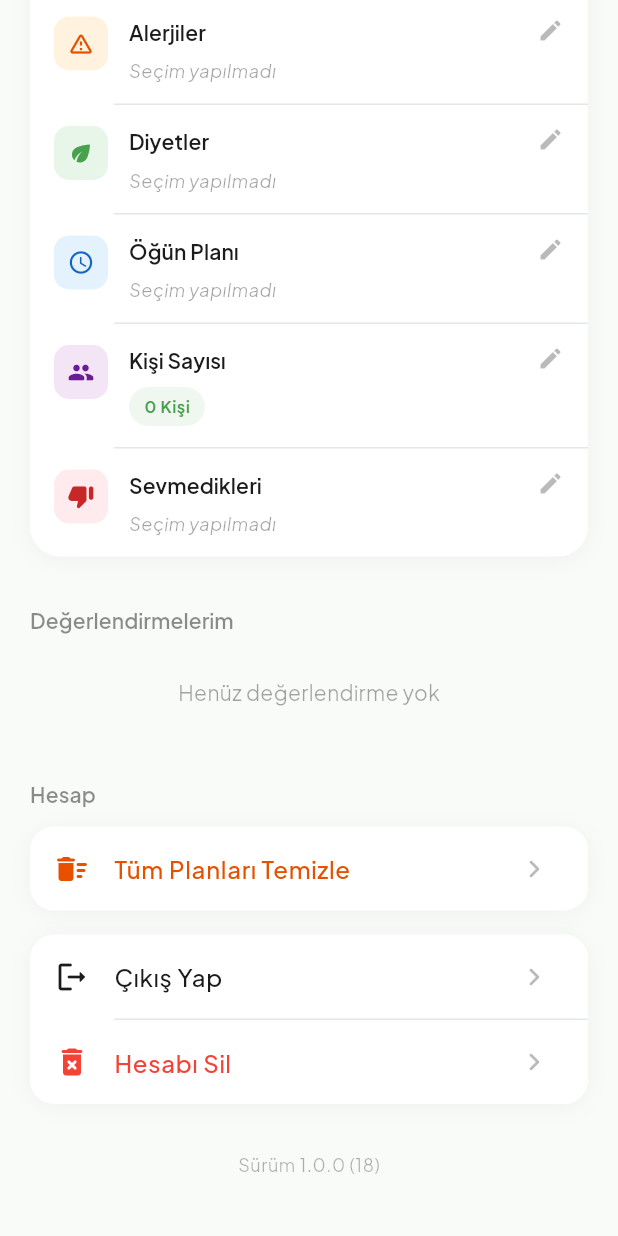
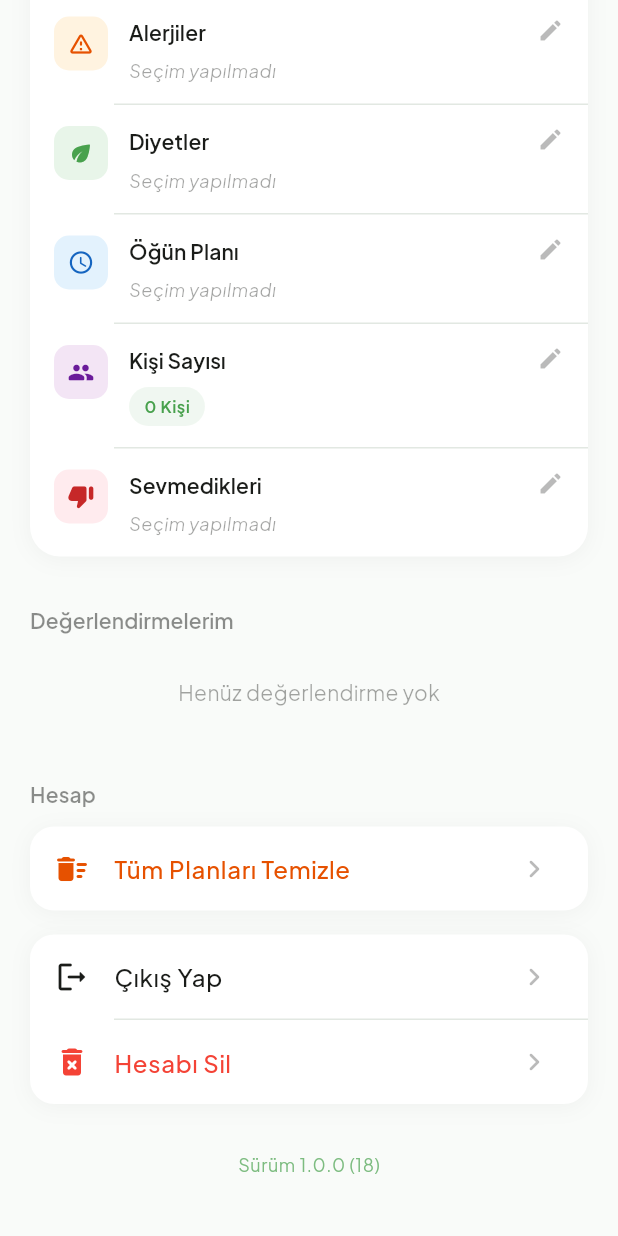
Before and after one commit to anielyavuz/ceptesef, a Flutter app: the ProfileScreen screen opened directly, scrolled down 617 dp, on a phone screen of 412 x 824 dp. Run offline on Flutter 3.47's test engine with Material 3 defaults, Android fonts, the phone set to English and light mode, and no system bars; our stand-ins replace cloud_firestore, firebase_auth, firebase_core, firebase_messaging, flutter_local_notifications, google_fonts and 6 more; accounts and stored records are empty; network calls fail.

Commit message:
Profil ekranında versiyon metninin rengini yeşile değiştir
AppColors.charcoal yerine AppColors.primary kullanılarak versiyon
metni yeşil renge güncellendi.

https://claude.ai/code/session_01TrGEhELoHMEcHsLeRdHexs

```diff
--- a/lib/features/profile/screens/profile_screen.dart
+++ b/lib/features/profile/screens/profile_screen.dart
@@ -536,8 +536,8 @@ class _ProfileScreenState extends State<ProfileScreen> {
                                   .textTheme
                                   .bodySmall
                                   ?.copyWith(
-                                    color: AppColors.charcoal
-                                        .withValues(alpha: 0.35),
+                                    color: AppColors.primary
+                                        .withValues(alpha: 0.7),
                                   ),
                             ),
                           );
```
